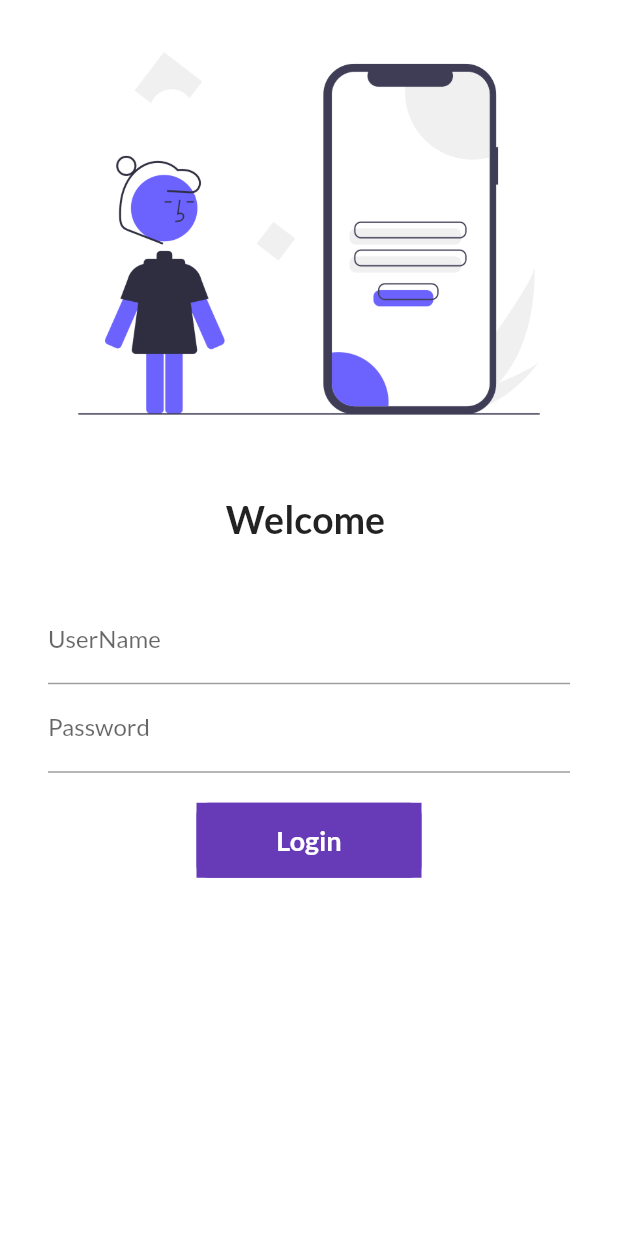
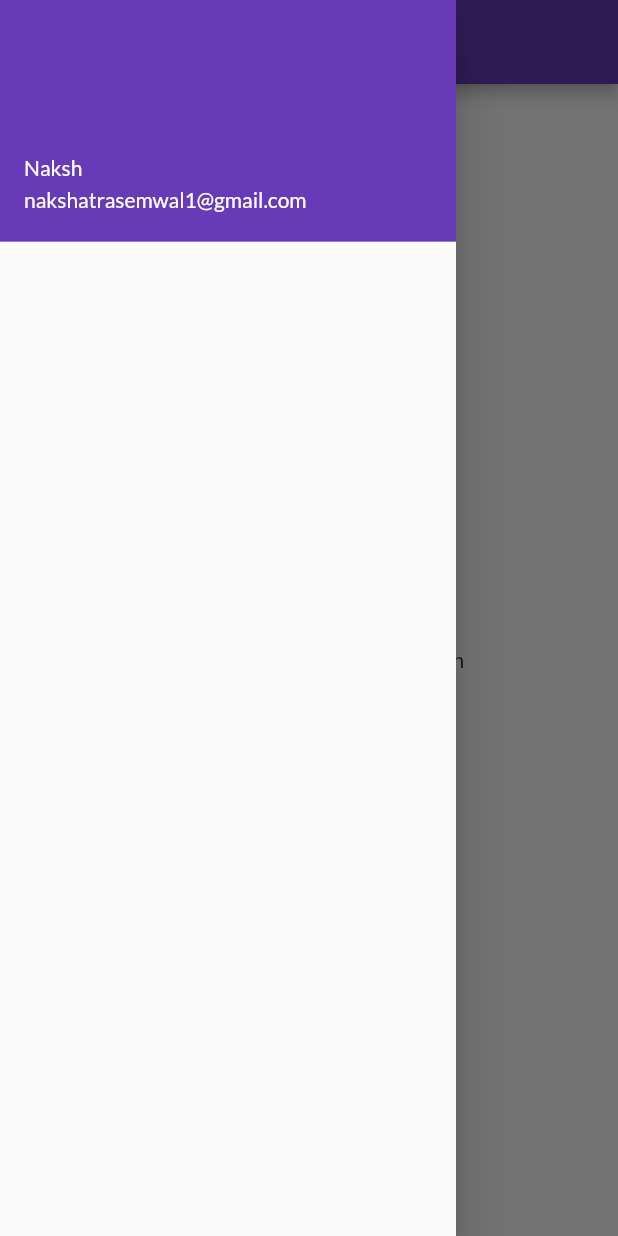
Before and after one commit to XArchangel1/Flutter-Beginner, a Flutter app: the screen it shows after launch, with the side drawer open (before the commit the screen has no drawer), on a phone screen of 412 x 824 dp. Run offline on Flutter 3.47's test engine with Material 2 defaults, Android fonts, the phone set to English and light mode, and no system bars; our stand-ins replace google_fonts.

Commit message:
completed all need

```diff
--- a/first_app/lib/pages/homepage.dart
+++ b/first_app/lib/pages/homepage.dart
@@ -1,4 +1,8 @@
+// ignore_for_file: prefer_interpolation_to_compose_strings, avoid_unnecessary_containers, prefer_const_constructors, prefer_const_declarations
+
 import 'package:flutter/material.dart';
+
+import '../widgets/drawer.dart';
 class HomePage extends StatelessWidget {
   const HomePage({Key? key}) : super(key: key);
 
@@ -14,7 +18,7 @@ class HomePage extends StatelessWidget {
           child: Text("Welcome to my first app by " + name),
         ),
       ),
-      drawer: Drawer(),
+      drawer: MyDrawer(),
     );
   }
 }
--- a/first_app/lib/pages/loginPage.dart
+++ b/first_app/lib/pages/loginPage.dart
@@ -1,4 +1,4 @@
-// ignore_for_file: prefer_const_constructors, sort_child_properties_last, use_build_context_synchronously
+// ignore_for_file: prefer_const_constructors, sort_child_properties_last, use_build_context_synchronously, file_names, body_might_complete_normally_nullable
 
 import 'package:first_app/utils/routes.dart';
 import 'package:flutter/material.dart';
--- a/first_app/lib/utils/routes.dart
+++ b/first_app/lib/utils/routes.dart
@@ -1,4 +1,4 @@
 class MyRoutes {
-  static String loginRoute = "/";
-  static String homeRoute = "/home";
+  static String loginRoute = "/login";
+  static String homeRoute = "/";
 }
--- /dev/null
+++ b/first_app/lib/widgets/drawer.dart
@@ -0,0 +1,25 @@
+// ignore_for_file: prefer_const_literals_to_create_immutables, prefer_const_constructors
+
+import 'package:flutter/material.dart';
+
+class MyDrawer extends StatelessWidget {
+  const MyDrawer({Key? key}) : super(key: key);
+
+  @override
+  Widget build(BuildContext context) {
+    return Drawer(
+      child: ListView(
+        padding: EdgeInsets.zero,
+        children: [
+          DrawerHeader(
+            padding:EdgeInsets.zero,
+            child: UserAccountsDrawerHeader(
+              margin:EdgeInsets.zero,
+              accountName: Text("Naksh"),
+              accountEmail: Text("nakshatrasemwal1@gmail.com"),
+            ))
+        ],
+      ),
+    );
+  }
+}
```
